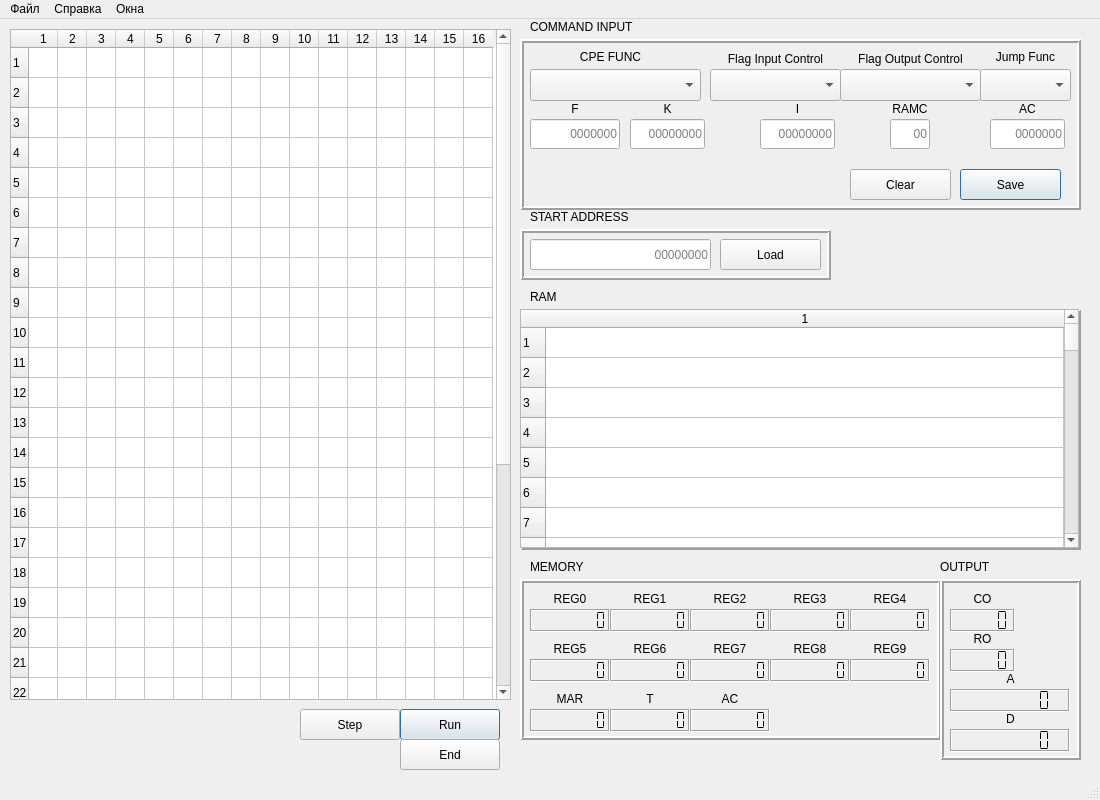
devborz/mt589-simulator, file MT589/mainwindow.ui: the form before one commit.
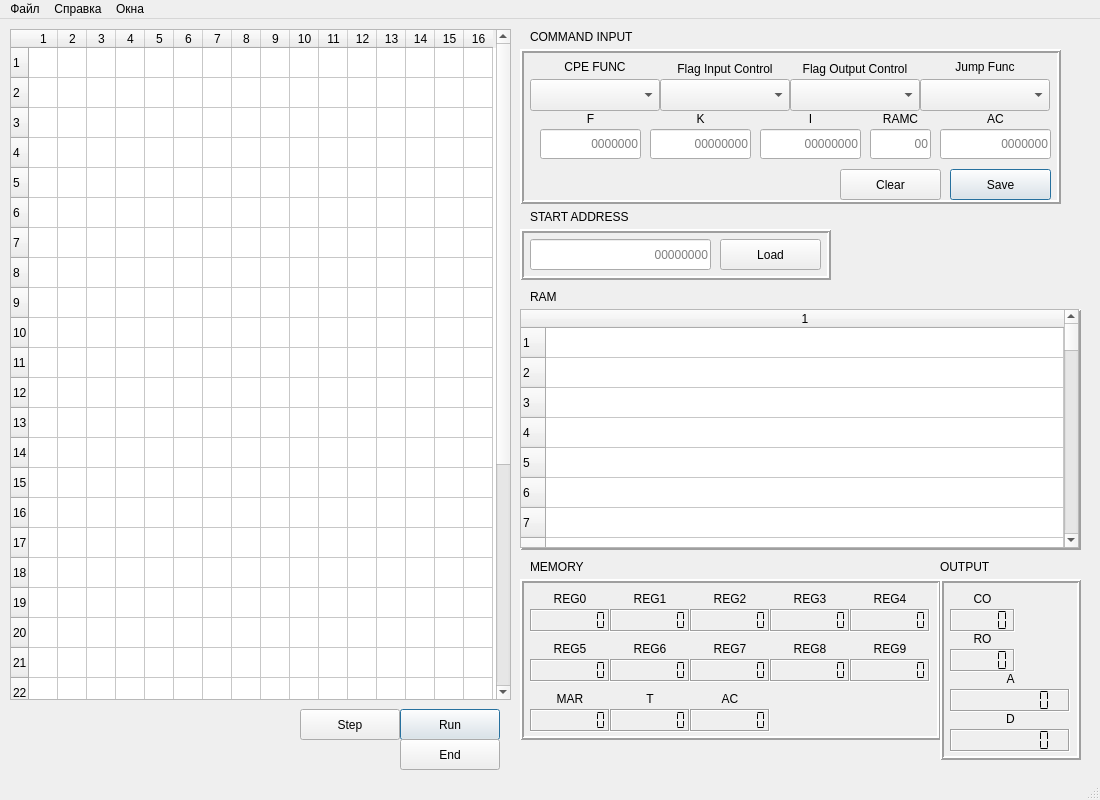
The form after the commit. Icons and pictures are not drawn.

What changed in the file:
```diff
--- a/MT589/mainwindow.ui
+++ b/MT589/mainwindow.ui
@@ -908,7 +908,7 @@
     <property name="geometry">
      <rect>
       <x>530</x>
-      <y>0</y>
+      <y>10</y>
       <width>151</width>
       <height>16</height>
      </rect>
@@ -1169,363 +1169,6 @@
      </property>
     </widget>
    </widget>
-   <widget class="QWidget" name="verticalLayoutWidget">
-    <property name="geometry">
-     <rect>
-      <x>520</x>
-      <y>20</y>
-      <width>561</width>
-      <height>171</height>
-     </rect>
-    </property>
-    <layout class="QVBoxLayout" name="verticalLayout">
-     <item>
-      <widget class="QFrame" name="inputFrame">
-       <property name="frameShape">
-        <enum>QFrame::Box</enum>
-       </property>
-       <property name="frameShadow">
-        <enum>QFrame::Raised</enum>
-       </property>
-       <property name="lineWidth">
-        <number>2</number>
-       </property>
-       <widget class="QLabel" name="label_32">
-        <property name="geometry">
-         <rect>
-          <x>470</x>
-          <y>60</y>
-          <width>75</width>
-          <height>20</height>
-         </rect>
-        </property>
-        <property name="text">
-         <string>AC</string>
-        </property>
-        <property name="alignment">
-         <set>Qt::AlignCenter</set>
-        </property>
-       </widget>
-       <widget class="QLabel" name="label_12">
-        <property name="geometry">
-         <rect>
-          <x>460</x>
-          <y>10</y>
-          <width>91</width>
-          <height>16</height>
-         </rect>
-        </property>
-        <property name="text">
-         <string>Jump Func</string>
-        </property>
-        <property name="alignment">
-         <set>Qt::AlignCenter</set>
-        </property>
-       </widget>
-       <widget class="QLineEdit" name="commandAddressEdit">
-        <property name="geometry">
-         <rect>
-          <x>470</x>
-          <y>80</y>
-          <width>75</width>
-          <height>30</height>
-         </rect>
-        </property>
-        <property name="maxLength">
-         <number>7</number>
-        </property>
-        <property name="alignment">
-         <set>Qt::AlignRight|Qt::AlignTrailing|Qt::AlignVCenter</set>
-        </property>
-        <property name="placeholderText">
-         <string>0000000</string>
-        </property>
-       </widget>
-       <widget class="QLabel" name="label_11">
-        <property name="geometry">
-         <rect>
-          <x>330</x>
-          <y>10</y>
-          <width>121</width>
-          <height>20</height>
-         </rect>
-        </property>
-        <property name="text">
-         <string>Flag Output Control</string>
-        </property>
-        <property name="alignment">
-         <set>Qt::AlignCenter</set>
-        </property>
-       </widget>
-       <widget class="QPushButton" name="clearButton">
-        <property name="geometry">
-         <rect>
-          <x>330</x>
-          <y>130</y>
-          <width>101</width>
-          <height>31</height>
-         </rect>
-        </property>
-        <property name="autoFillBackground">
-         <bool>false</bool>
-        </property>
-        <property name="text">
-         <string>Clear</string>
-        </property>
-        <property name="autoDefault">
-         <bool>false</bool>
-        </property>
-        <property name="default">
-         <bool>false</bool>
-        </property>
-        <property name="flat">
-         <bool>false</bool>
-        </property>
-       </widget>
-       <widget class="QComboBox" name="boxJUMP">
-        <property name="geometry">
-         <rect>
-          <x>460</x>
-          <y>30</y>
-          <width>91</width>
-          <height>32</height>
-         </rect>
-        </property>
-       </widget>
-       <widget class="QLabel" name="label_3">
-        <property name="geometry">
-         <rect>
-          <x>110</x>
-          <y>60</y>
-          <width>75</width>
-          <height>20</height>
-         </rect>
-        </property>
-        <property name="text">
-         <string>K</string>
-        </property>
-        <property name="alignment">
-         <set>Qt::AlignCenter</set>
-        </property>
-       </widget>
-       <widget class="QLineEdit" name="ramcLineEdit">
-        <property name="geometry">
-         <rect>
-          <x>370</x>
-          <y>80</y>
-          <width>40</width>
-          <height>30</height>
-         </rect>
-        </property>
-        <property name="text">
-         <string/>
-        </property>
-        <property name="maxLength">
-         <number>2</number>
-        </property>
-        <property name="alignment">
-         <set>Qt::AlignRight|Qt::AlignTrailing|Qt::AlignVCenter</set>
-        </property>
-        <property name="placeholderText">
-         <string>00</string>
-        </property>
-       </widget>
-       <widget class="QComboBox" name="boxFC2">
-        <property name="geometry">
-         <rect>
-          <x>320</x>
-          <y>30</y>
-          <width>141</width>
-          <height>32</height>
-         </rect>
-        </property>
-       </widget>
-       <widget class="QLineEdit" name="kLineEdit">
-        <property name="geometry">
-         <rect>
-          <x>110</x>
-          <y>80</y>
-          <width>75</width>
-          <height>30</height>
-         </rect>
-        </property>
-        <property name="maxLength">
-         <number>8</number>
-        </property>
-        <property name="alignment">
-         <set>Qt::AlignRight|Qt::AlignTrailing|Qt::AlignVCenter</set>
-        </property>
-        <property name="placeholderText">
-         <string>00000000</string>
-        </property>
-       </widget>
-       <widget class="QLabel" name="label_9">
-        <property name="geometry">
-         <rect>
-          <x>10</x>
-          <y>10</y>
-          <width>161</width>
-          <height>16</height>
-         </rect>
-        </property>
-        <property name="text">
-         <string>CPE FUNC</string>
-        </property>
-        <property name="alignment">
-         <set>Qt::AlignCenter</set>
-        </property>
-       </widget>
-       <widget class="QLabel" name="label_10">
-        <property name="geometry">
-         <rect>
-          <x>190</x>
-          <y>10</y>
-          <width>131</width>
-          <height>20</height>
-         </rect>
-        </property>
-        <property name="text">
-         <string>Flag Input Control</string>
-        </property>
-        <property name="alignment">
-         <set>Qt::AlignCenter</set>
-        </property>
-       </widget>
-       <widget class="QPushButton" name="saveButton">
-        <property name="geometry">
-         <rect>
-          <x>440</x>
-          <y>130</y>
-          <width>101</width>
-          <height>31</height>
-         </rect>
-        </property>
-        <property name="text">
-         <string>Save</string>
-        </property>
-        <property name="default">
-         <bool>true</bool>
-        </property>
-       </widget>
-       <widget class="QLabel" name="label_5">
-        <property name="geometry">
-         <rect>
-          <x>370</x>
-          <y>60</y>
-          <width>40</width>
-          <height>20</height>
-         </rect>
-        </property>
-        <property name="text">
-         <string>RAMC</string>
-        </property>
-        <property name="alignment">
-         <set>Qt::AlignCenter</set>
-        </property>
-       </widget>
-       <widget class="QComboBox" name="boxFC1">
-        <property name="geometry">
-         <rect>
-          <x>190</x>
-          <y>30</y>
-          <width>131</width>
-          <height>32</height>
-         </rect>
-        </property>
-       </widget>
-       <widget class="QComboBox" name="boxCPE">
-        <property name="geometry">
-         <rect>
-          <x>10</x>
-          <y>30</y>
-          <width>171</width>
-          <height>32</height>
-         </rect>
-        </property>
-        <property name="contextMenuPolicy">
-         <enum>Qt::ActionsContextMenu</enum>
-        </property>
-        <property name="editable">
-         <bool>false</bool>
-        </property>
-        <property name="frame">
-         <bool>true</bool>
-        </property>
-       </widget>
-       <widget class="QLineEdit" name="iLineEdit">
-        <property name="geometry">
-         <rect>
-          <x>240</x>
-          <y>80</y>
-          <width>75</width>
-          <height>30</height>
-         </rect>
-        </property>
-        <property name="maxLength">
-         <number>8</number>
-        </property>
-        <property name="alignment">
-         <set>Qt::AlignRight|Qt::AlignTrailing|Qt::AlignVCenter</set>
-        </property>
-        <property name="placeholderText">
-         <string>00000000</string>
-        </property>
-       </widget>
-       <widget class="QLabel" name="label_6">
-        <property name="geometry">
-         <rect>
-          <x>240</x>
-          <y>60</y>
-          <width>75</width>
-          <height>20</height>
-         </rect>
-        </property>
-        <property name="text">
-         <string>I</string>
-        </property>
-        <property name="alignment">
-         <set>Qt::AlignCenter</set>
-        </property>
-       </widget>
-       <widget class="QLineEdit" name="fLineEdit">
-        <property name="geometry">
-         <rect>
-          <x>10</x>
-          <y>80</y>
-          <width>90</width>
-          <height>30</height>
-         </rect>
-        </property>
-        <property name="maxLength">
-         <number>7</number>
-        </property>
-        <property name="alignment">
-         <set>Qt::AlignRight|Qt::AlignTrailing|Qt::AlignVCenter</set>
-        </property>
-        <property name="placeholderText">
-         <string>0000000</string>
-        </property>
-       </widget>
-       <widget class="QLabel" name="label_2">
-        <property name="geometry">
-         <rect>
-          <x>10</x>
-          <y>60</y>
-          <width>90</width>
-          <height>20</height>
-         </rect>
-        </property>
-        <property name="text">
-         <string>F</string>
-        </property>
-        <property name="alignment">
-         <set>Qt::AlignCenter</set>
-        </property>
-       </widget>
-      </widget>
-     </item>
-    </layout>
-   </widget>
    <widget class="QWidget" name="verticalLayoutWidget_2">
     <property name="geometry">
      <rect>
@@ -1902,6 +1545,357 @@
      </item>
     </layout>
    </widget>
+   <widget class="QFrame" name="inputFrame">
+    <property name="geometry">
+     <rect>
+      <x>520</x>
+      <y>30</y>
+      <width>541</width>
+      <height>155</height>
+     </rect>
+    </property>
+    <property name="frameShape">
+     <enum>QFrame::Box</enum>
+    </property>
+    <property name="frameShadow">
+     <enum>QFrame::Raised</enum>
+    </property>
+    <property name="lineWidth">
+     <number>2</number>
+    </property>
+    <widget class="QLabel" name="label_32">
+     <property name="geometry">
+      <rect>
+       <x>420</x>
+       <y>60</y>
+       <width>111</width>
+       <height>20</height>
+      </rect>
+     </property>
+     <property name="text">
+      <string>AC</string>
+     </property>
+     <property name="alignment">
+      <set>Qt::AlignCenter</set>
+     </property>
+    </widget>
+    <widget class="QLabel" name="label_12">
+     <property name="geometry">
+      <rect>
+       <x>400</x>
+       <y>10</y>
+       <width>130</width>
+       <height>16</height>
+      </rect>
+     </property>
+     <property name="text">
+      <string>Jump Func</string>
+     </property>
+     <property name="alignment">
+      <set>Qt::AlignCenter</set>
+     </property>
+    </widget>
+    <widget class="QLineEdit" name="commandAddressEdit">
+     <property name="geometry">
+      <rect>
+       <x>420</x>
+       <y>80</y>
+       <width>111</width>
+       <height>30</height>
+      </rect>
+     </property>
+     <property name="maxLength">
+      <number>7</number>
+     </property>
+     <property name="alignment">
+      <set>Qt::AlignRight|Qt::AlignTrailing|Qt::AlignVCenter</set>
+     </property>
+     <property name="placeholderText">
+      <string>0000000</string>
+     </property>
+    </widget>
+    <widget class="QLabel" name="label_11">
+     <property name="geometry">
+      <rect>
+       <x>270</x>
+       <y>10</y>
+       <width>130</width>
+       <height>20</height>
+      </rect>
+     </property>
+     <property name="text">
+      <string>Flag Output Control</string>
+     </property>
+     <property name="alignment">
+      <set>Qt::AlignCenter</set>
+     </property>
+    </widget>
+    <widget class="QPushButton" name="clearButton">
+     <property name="geometry">
+      <rect>
+       <x>320</x>
+       <y>120</y>
+       <width>101</width>
+       <height>31</height>
+      </rect>
+     </property>
+     <property name="autoFillBackground">
+      <bool>false</bool>
+     </property>
+     <property name="text">
+      <string>Clear</string>
+     </property>
+     <property name="autoDefault">
+      <bool>false</bool>
+     </property>
+     <property name="default">
+      <bool>false</bool>
+     </property>
+     <property name="flat">
+      <bool>false</bool>
+     </property>
+    </widget>
+    <widget class="QComboBox" name="boxJUMP">
+     <property name="geometry">
+      <rect>
+       <x>400</x>
+       <y>30</y>
+       <width>130</width>
+       <height>32</height>
+      </rect>
+     </property>
+    </widget>
+    <widget class="QLabel" name="label_3">
+     <property name="geometry">
+      <rect>
+       <x>130</x>
+       <y>60</y>
+       <width>101</width>
+       <height>20</height>
+      </rect>
+     </property>
+     <property name="text">
+      <string>K</string>
+     </property>
+     <property name="alignment">
+      <set>Qt::AlignCenter</set>
+     </property>
+    </widget>
+    <widget class="QLineEdit" name="ramcLineEdit">
+     <property name="geometry">
+      <rect>
+       <x>350</x>
+       <y>80</y>
+       <width>61</width>
+       <height>30</height>
+      </rect>
+     </property>
+     <property name="text">
+      <string/>
+     </property>
+     <property name="maxLength">
+      <number>2</number>
+     </property>
+     <property name="alignment">
+      <set>Qt::AlignRight|Qt::AlignTrailing|Qt::AlignVCenter</set>
+     </property>
+     <property name="placeholderText">
+      <string>00</string>
+     </property>
+    </widget>
+    <widget class="QComboBox" name="boxFC2">
+     <property name="geometry">
+      <rect>
+       <x>270</x>
+       <y>30</y>
+       <width>130</width>
+       <height>32</height>
+      </rect>
+     </property>
+    </widget>
+    <widget class="QLineEdit" name="kLineEdit">
+     <property name="geometry">
+      <rect>
+       <x>130</x>
+       <y>80</y>
+       <width>101</width>
+       <height>30</height>
+      </rect>
+     </property>
+     <property name="maxLength">
+      <number>8</number>
+     </property>
+     <property name="alignment">
+      <set>Qt::AlignRight|Qt::AlignTrailing|Qt::AlignVCenter</set>
+     </property>
+     <property name="placeholderText">
+      <string>00000000</string>
+     </property>
+    </widget>
+    <widget class="QLabel" name="label_9">
+     <property name="geometry">
+      <rect>
+       <x>10</x>
+       <y>10</y>
+       <width>130</width>
+       <height>16</height>
+      </rect>
+     </property>
+     <property name="text">
+      <string>CPE FUNC</string>
+     </property>
+     <property name="alignment">
+      <set>Qt::AlignCenter</set>
+     </property>
+    </widget>
+    <widget class="QLabel" name="label_10">
+     <property name="geometry">
+      <rect>
+       <x>140</x>
+       <y>10</y>
+       <width>130</width>
+       <height>20</height>
+      </rect>
+     </property>
+     <property name="text">
+      <string>Flag Input Control</string>
+     </property>
+     <property name="alignment">
+      <set>Qt::AlignCenter</set>
+     </property>
+    </widget>
+    <widget class="QPushButton" name="saveButton">
+     <property name="geometry">
+      <rect>
+       <x>430</x>
+       <y>120</y>
+       <width>101</width>
+       <height>31</height>
+      </rect>
+     </property>
+     <property name="text">
+      <string>Save</string>
+     </property>
+     <property name="default">
+      <bool>true</bool>
+     </property>
+    </widget>
+    <widget class="QLabel" name="label_5">
+     <property name="geometry">
+      <rect>
+       <x>350</x>
+       <y>60</y>
+       <width>61</width>
+       <height>20</height>
+      </rect>
+     </property>
+     <property name="text">
+      <string>RAMC</string>
+     </property>
+     <property name="alignment">
+      <set>Qt::AlignCenter</set>
+     </property>
+    </widget>
+    <widget class="QComboBox" name="boxFC1">
+     <property name="geometry">
+      <rect>
+       <x>140</x>
+       <y>30</y>
+       <width>130</width>
+       <height>32</height>
+      </rect>
+     </property>
+    </widget>
+    <widget class="QComboBox" name="boxCPE">
+     <property name="geometry">
+      <rect>
+       <x>10</x>
+       <y>30</y>
+       <width>130</width>
+       <height>32</height>
+      </rect>
+     </property>
+     <property name="contextMenuPolicy">
+      <enum>Qt::ActionsContextMenu</enum>
+     </property>
+     <property name="editable">
+      <bool>false</bool>
+     </property>
+     <property name="frame">
+      <bool>true</bool>
+     </property>
+    </widget>
+    <widget class="QLineEdit" name="iLineEdit">
+     <property name="geometry">
+      <rect>
+       <x>240</x>
+       <y>80</y>
+       <width>101</width>
+       <height>30</height>
+      </rect>
+     </property>
+     <property name="maxLength">
+      <number>8</number>
+     </property>
+     <property name="alignment">
+      <set>Qt::AlignRight|Qt::AlignTrailing|Qt::AlignVCenter</set>
+     </property>
+     <property name="placeholderText">
+      <string>00000000</string>
+     </property>
+    </widget>
+    <widget class="QLabel" name="label_6">
+     <property name="geometry">
+      <rect>
+       <x>240</x>
+       <y>60</y>
+       <width>101</width>
+       <height>20</height>
+      </rect>
+     </property>
+     <property name="text">
+      <string>I</string>
+     </property>
+     <property name="alignment">
+      <set>Qt::AlignCenter</set>
+     </property>
+    </widget>
+    <widget class="QLineEdit" name="fLineEdit">
+     <property name="geometry">
+      <rect>
+       <x>20</x>
+       <y>80</y>
+       <width>101</width>
+       <height>30</height>
+      </rect>
+     </property>
+     <property name="maxLength">
+      <number>7</number>
+     </property>
+     <property name="alignment">
+      <set>Qt::AlignRight|Qt::AlignTrailing|Qt::AlignVCenter</set>
+     </property>
+     <property name="placeholderText">
+      <string>0000000</string>
+     </property>
+    </widget>
+    <widget class="QLabel" name="label_2">
+     <property name="geometry">
+      <rect>
+       <x>20</x>
+       <y>60</y>
+       <width>101</width>
+       <height>20</height>
+      </rect>
+     </property>
+     <property name="text">
+      <string>F</string>
+     </property>
+     <property name="alignment">
+      <set>Qt::AlignCenter</set>
+     </property>
+    </widget>
+   </widget>
   </widget>
   <widget class="QMenuBar" name="menubar">
    <property name="geometry">
```
Left out of the diff: 7 changed lines with no effect on the pictures.
